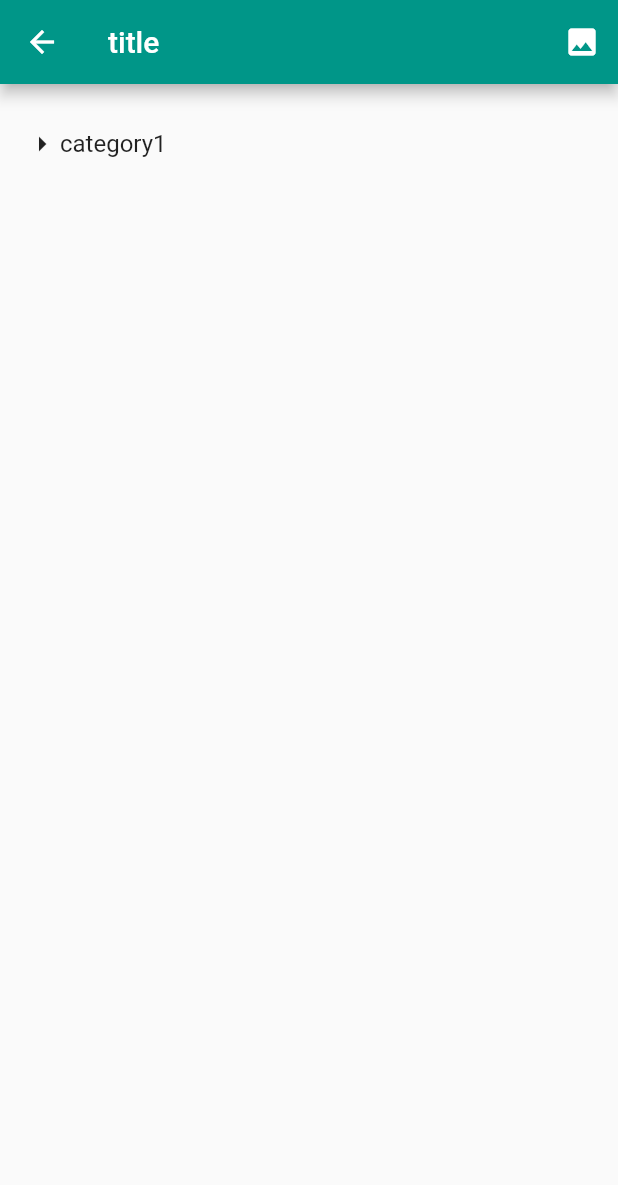
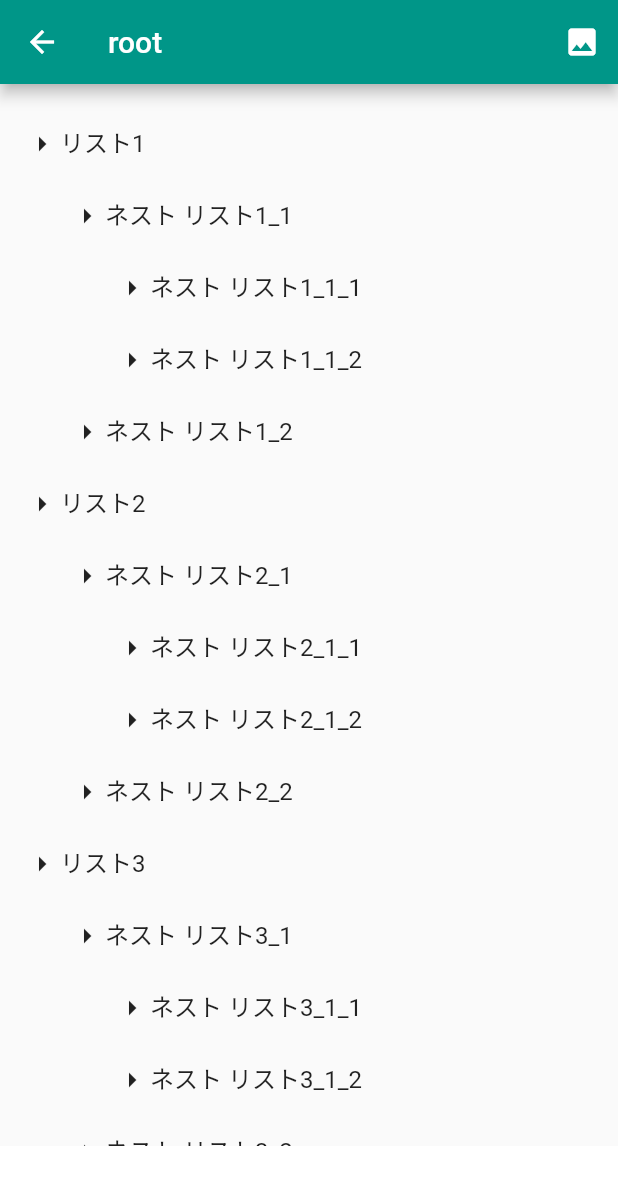
Before and after one commit to KokiYamane/note2mind, a Flutter app: the screen it shows after launch, after a tap on the "add" icon, on a phone screen of 412 x 824 dp. Shown: the top 1185 px of the screen. Run offline on Flutter 3.47's test engine with Material 2 defaults, Android fonts, the phone set to English and light mode, and no system bars; our stand-ins replace shared_preferences; missing offline and left inert: esys_flutter_share, firebase_admob, zoom_widget; accounts and stored records are empty.

Commit message:
add banner ad

```diff
--- a/lib/Mindmap.dart
+++ b/lib/Mindmap.dart
@@ -18,9 +18,13 @@ class MindmapPage extends StatelessWidget {
 
   @override
   Widget build(BuildContext context) {
+    // final Size size = MediaQuery.of(context).size;
+
     return Scaffold(
         appBar: _buildAppBar(context),
         body: Zoom(
+            // width: size.width,
+            // height: size.height,
             width: 1000,
             height: 1000,
             initZoom: 0.0,
@@ -72,12 +76,17 @@ class Mindmap extends StatefulWidget {
 }
 
 class _MindmapState extends State<Mindmap> {
+
   @override
   Widget build(BuildContext context) {
+    final double maxLevel = widget.root.getMaxLevel().toDouble();
+
     CustomPaint customPainter = CustomPaint(
       painter: MindmapPainter(widget.root),
-      size: Size(1500, 1000),
+      // size: Size(400 * maxLevel, 300 * maxLevel),
+      size: Size(800 * maxLevel, 600 * maxLevel),
     );
+
     return ClipRect(
         child: FittedBox(
             child: SizedBox(
@@ -89,19 +98,20 @@ class _MindmapState extends State<Mindmap> {
 }
 
 class MindmapPainter extends CustomPainter {
-  Node _root;
+  MindmapPainter(this._root);
+
+  final Node _root;
   Canvas _canvas;
   Size _size;
-  MindmapPainter(this._root);
 
-  List<Color> colors = [
+  final List<Color> colors = [
     Colors.red,
     Colors.green,
     Colors.blue,
     Colors.orange,
   ];
 
-  Color _backgroundColor = Colors.white;
+  final Color _backgroundColor = Colors.white;
 
   @override
   void paint(Canvas canvas, Size size) {
@@ -124,11 +134,12 @@ class MindmapPainter extends CustomPainter {
       int level = 0,
       Color boxColor = Colors.black]) {
     node.children.asMap().forEach((index, child) {
+      Offset childOffset = _getOffset(level, start, range, node, index);
+
       double step = range / node.children.length;
       double startChild = start + step * index;
       if (level == 0) startChild = start + step * index - step / 2;
 
-      Offset childOffset = _getOffset(level, start, range, node, index);
       Color childBoxColor = boxColor;
       if (level == 0) {
         int step = (colors.length ~/ node.children.length);
@@ -137,19 +148,11 @@ class MindmapPainter extends CustomPainter {
       }
 
       _canvas.drawLine(offset, childOffset, Paint());
-      _nodePainter(child, childOffset, startChild,
-                   step, level + 1, childBoxColor);
+      _nodePainter(
+          child, childOffset, startChild, step, level + 1, childBoxColor);
     });
 
-    double fontSize;
-    if (level == 0)
-      fontSize = 50.0;
-    else if (level < 3)
-      fontSize = 30.0 - 5.0 * level;
-    else
-      fontSize = 15;
-
-    _paintTextBox(node.title, offset, fontSize, boxColor);
+    _paintTextBox(node.title, offset, _getFontSize(level), boxColor);
   }
 
   void _paintTextBox(
@@ -187,8 +190,10 @@ class MindmapPainter extends CustomPainter {
 
   Offset _getOffset(
       int level, double start, double range, Node node, int index) {
-    double rx = 150.0 * (level + 1);
-    double ry = 100.0 * (level + 1);
+    // double rx = 150.0 * (level + 1);
+    // double ry = 100.0 * (level + 1);
+    double rx = 300.0 * (level + 1);
+    double ry = 200.0 * (level + 1);
     double step = range / node.children.length;
     double theta = start + step / 2 + index * step;
     if (level == 0) theta = start + index * step;
@@ -197,4 +202,13 @@ class MindmapPainter extends CustomPainter {
 
     return Offset(dx, dy);
   }
+
+  double _getFontSize(int level) {
+    if (level == 0)
+      return 50.0;
+    else if (level < 3)
+      return 30.0 - 5.0 * level;
+    else
+      return 15;
   }
+}
--- a/lib/Node.dart
+++ b/lib/Node.dart
@@ -95,6 +95,16 @@ class Node {
     return sum;
   }
 
+  int getMaxLevel([int level = 0, int maxLevel = 0]) {
+    if (children.length == 0) return level;
+
+    for (int i = 0; i < children.length; i++) {
+      int maxChild = children[i].getMaxLevel(level+1, maxLevel);
+      if (maxLevel < maxChild) maxLevel = maxChild;
+    }
+    return maxLevel;
+  }
+
   Node getParent() => _parent;
 
   FocusNode getFocusNode() => _focusNode;
--- a/lib/TreeEdit.dart
+++ b/lib/TreeEdit.dart
@@ -16,9 +16,12 @@ class TreeEdit extends StatelessWidget {
   Widget build(BuildContext context) {
     final Node root = Node.readMarkdown(_current);
 
-    return Scaffold(
-      appBar: _buildAppBar(context, root),
-      body: TreeEditField(root: root, onChanged: _onChanged),
+    return Container(
+      margin: const EdgeInsets.fromLTRB(0, 0, 0, 60),
+      child: Scaffold(
+        appBar: _buildAppBar(context, root),
+        body: TreeEditField(root: root, onChanged: _onChanged),
+      )
     );
   }
 
@@ -50,11 +53,6 @@ class TreeEdit extends StatelessWidget {
             );
           },
         ),
-        // IconButton(
-        //   icon: Icon(Icons.check),
-        //   // onPressed: () => FocusScope.of(context).requestFocus(FocusNode()),
-        //   onPressed: () => root.getFocusNode().requestFocus()
-        // ),
       ],
       leading: IconButton(
         icon: Icon(Icons.arrow_back),
--- a/lib/main.dart
+++ b/lib/main.dart
@@ -1,34 +1,35 @@
 import 'package:flutter/material.dart';
 import 'package:shared_preferences/shared_preferences.dart';
+import 'package:firebase_admob/firebase_admob.dart';
 
 import 'package:note2mind/Node.dart';
 import 'package:note2mind/TreeEdit.dart';
 import 'package:note2mind/Mindmap.dart';
 
+String markdown = '''
+# root
+- リスト1
+  - ネスト リスト1_1
+    - ネスト リスト1_1_1
+    - ネスト リスト1_1_2
+  - ネスト リスト1_2
+- リスト2
+  - ネスト リスト2_1
+    - ネスト リスト2_1_1
+    - ネスト リスト2_1_2
+  - ネスト リスト2_2
+- リスト3
+  - ネスト リスト3_1
+    - ネスト リスト3_1_1
+    - ネスト リスト3_1_2
+  - ネスト リスト3_2
+    - ネスト リスト3_2_1
+    - ネスト リスト3_2_2
+''';
 // String markdown = '''
-// # root
-// - リスト1
-//   - ネスト リスト1_1
-//     - ネスト リスト1_1_1
-//     - ネスト リスト1_1_2
-//   - ネスト リスト1_2
-// - リスト2
-//   - ネスト リスト2_1
-//     - ネスト リスト2_1_1
-//     - ネスト リスト2_1_2
-//   - ネスト リスト2_2
-// - リスト3
-//   - ネスト リスト3_1
-//     - ネスト リスト3_1_1
-//     - ネスト リスト3_1_2
-//   - ネスト リスト3_2
-//     - ネスト リスト3_2_1
-//     - ネスト リスト3_2_2
+// # title
+// - category1
 // ''';
-String markdown = '''
-# title
-- category1
-''';
 
 void main() => runApp(MyApp());
 
@@ -37,7 +38,7 @@ class MyApp extends StatelessWidget {
   Widget build(BuildContext context) {
     return MaterialApp(
       debugShowCheckedModeBanner: false,
-      title: 'Flutter Demo',
+      title: 'note2mind',
       theme: ThemeData(
         primarySwatch: Colors.teal,
       ),
@@ -59,18 +60,36 @@ class _MyHomePageState extends State<MyHomePage> {
   var _noteList = List<String>();
   var _currentIndex = -1;
 
+  static const adUnitID = 'ca-app-pub-2711901930280470/7756499383';
+  static const appID = 'ca-app-pub-2711901930280470~3980905909';
+  BannerAd _bannerAd;
+
   @override
   void initState() {
     super.initState();
     this.loadNoteList();
+
+    FirebaseAdMob.instance
+        .initialize(appId: appID);
+
+    _bannerAd = buildBannerAd();
+    _bannerAd
+      ..load()
+      ..show();
+  }
+
+  @override
+  void dispose() {
+    super.dispose();
+    _bannerAd?.dispose();
   }
 
   @override
   Widget build(BuildContext context) {
-    return Scaffold(
-      appBar: AppBar(
-        title: Text(widget.title),
-      ),
+    return Container(
+      margin: const EdgeInsets.fromLTRB(0, 0, 0, 60),
+      child: Scaffold(
+        appBar: AppBar(title: Text(widget.title)),
         // drawer: _buildDrawer(),
         body: _buildGrid(),
         floatingActionButton: FloatingActionButton(
@@ -78,6 +97,7 @@ class _MyHomePageState extends State<MyHomePage> {
           tooltip: 'add new note',
           child: Icon(Icons.add),
         ),
+      )
     );
   }
 
@@ -92,7 +112,6 @@ class _MyHomePageState extends State<MyHomePage> {
 
   void _addNote() {
     setState(() {
-      // _noteList.add('');
       _noteList.add(markdown);
       _currentIndex = _noteList.length - 1;
       storeNoteList();
@@ -208,20 +227,41 @@ class _MyHomePageState extends State<MyHomePage> {
     );
   }
 
-  // Widget _buildDrawer() {
-  //   return Drawer(
-  //     child: ListView(
-  //       children: <Widget>[
-  //         UserAccountsDrawerHeader(
-  //           accountName: Text('Raja'),
-  //           accountEmail: Text('testemail@test.com'),
-  //           currentAccountPicture: CircleAvatar(
-  //             backgroundImage: NetworkImage('http://i.pravatar.cc/300'),
-  //           ),
-  //         ),
-  //         Text('memu'),
-  //       ],
-  //     ),
-  //   );
-  // }
+  Widget _buildDrawer() {
+    return Drawer(
+      child: ListView(
+        children: <Widget>[
+          UserAccountsDrawerHeader(
+            accountName: Text('Raja'),
+            accountEmail: Text('testemail@test.com'),
+            currentAccountPicture: CircleAvatar(
+              backgroundImage: NetworkImage('http://i.pravatar.cc/300'),
+            ),
+          ),
+          Text('memu'),
+        ],
+      ),
+    );
   }
+}
+
+MobileAdTargetingInfo targetingInfo = MobileAdTargetingInfo(
+  keywords: <String>['flutterio', 'beautiful apps'],
+  contentUrl: 'https://flutter.io',
+  childDirected: false,
+  testDevices: <String>[], // Android emulators are considered test devices
+  // birthday: DateTime.now(),
+  // designedForFamilies: false,
+  // gender: MobileAdGender.male, // or female, unknown
+);
+
+BannerAd buildBannerAd() {
+  return BannerAd(
+    adUnitId: BannerAd.testAdUnitId,
+    size: AdSize.fullBanner,
+    targetingInfo: targetingInfo,
+    listener: (MobileAdEvent event) {
+      print("BannerAd event $event");
+    },
+  );
+}
--- a/pubspec.yaml
+++ b/pubspec.yaml
@@ -21,8 +21,8 @@ dependencies:
     sdk: flutter
   shared_preferences: ^0.5.6+3
   zoom_widget: ^0.1.3
-  # share: ^0.6.3+6
   esys_flutter_share: ^1.0.2
+  firebase_admob: ^0.9.3+1
 
   # The following adds the Cupertino Icons font to your application.
   # Use with the CupertinoIcons class for iOS style icons.
```
Also changed, not shown: pubspec.lock, 2 other files. Lines whose indentation alone changed are shown as unchanged.
